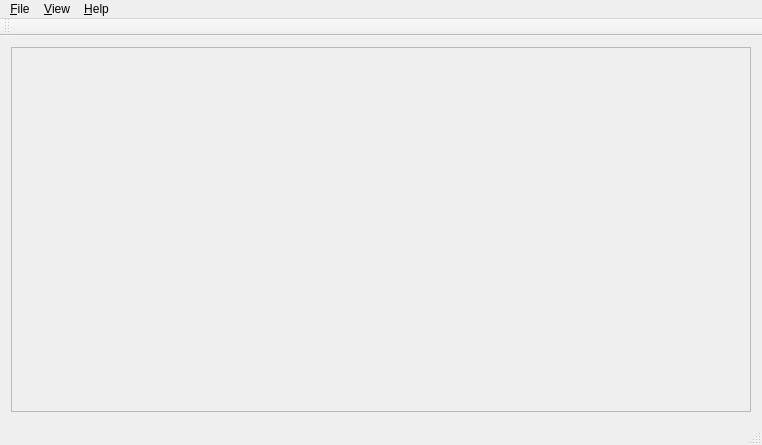
ekamperi/dicomviewer, file mainwindow.ui: the form before one commit.
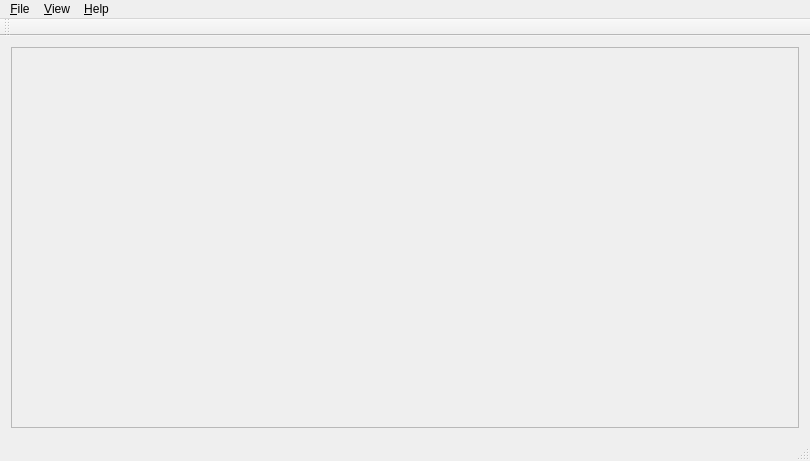
The form after the commit.

The edit to the form file:
```diff
--- a/mainwindow.ui
+++ b/mainwindow.ui
@@ -6,8 +6,8 @@
    <rect>
     <x>0</x>
     <y>0</y>
-    <width>762</width>
-    <height>445</height>
+    <width>810</width>
+    <height>461</height>
    </rect>
   </property>
   <property name="windowTitle">
@@ -25,8 +25,8 @@
         <rect>
          <x>0</x>
          <y>0</y>
-         <width>742</width>
-         <height>361</height>
+         <width>790</width>
+         <height>381</height>
         </rect>
        </property>
       </widget>
@@ -39,8 +39,8 @@
     <rect>
      <x>0</x>
      <y>0</y>
-     <width>762</width>
-     <height>28</height>
+     <width>810</width>
+     <height>25</height>
     </rect>
    </property>
    <widget class="QMenu" name="menuFile">
```
